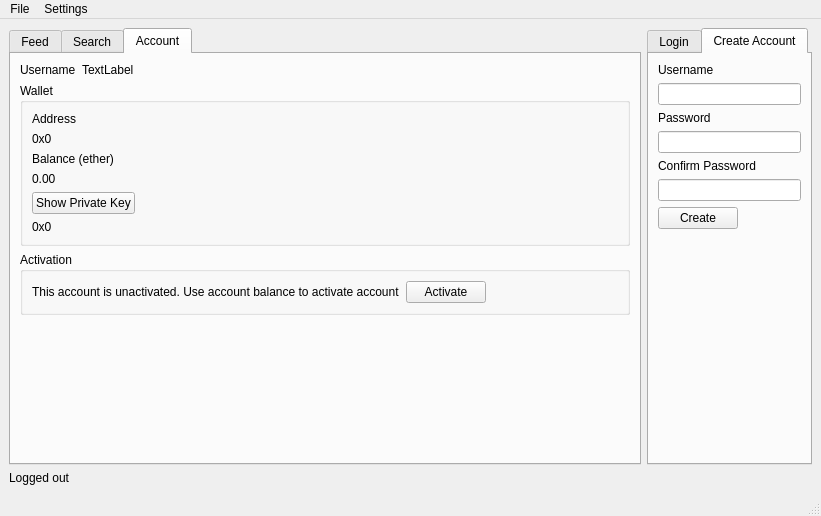
aaronkopplin/Metallic, file gui.ui: the form before one commit.
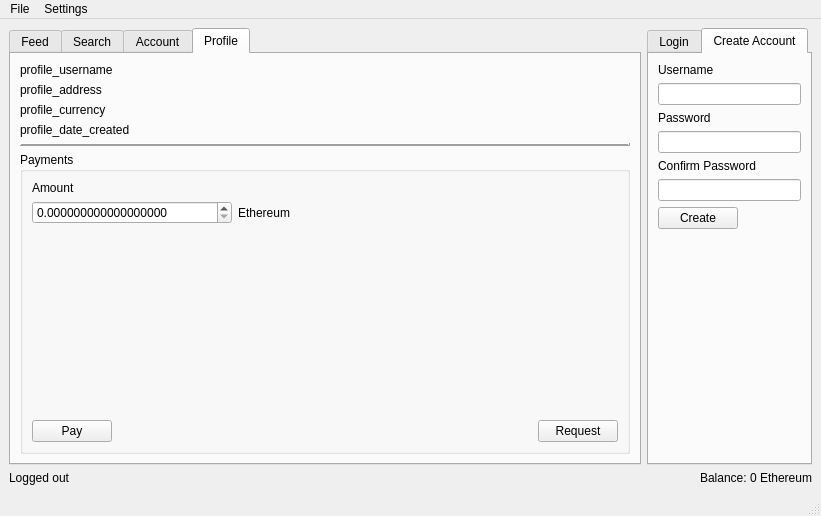
The form after the commit. The open tabs and pages were chosen to show the change. Icons and pictures are not drawn.

Diff of the .ui file:
```diff
--- a/gui.ui
+++ b/gui.ui
@@ -32,11 +32,17 @@
         <property name="currentIndex">
          <number>1</number>
         </property>
-        <widget class="QWidget" name="tab">
+        <property name="tabsClosable">
+         <bool>false</bool>
+        </property>
+        <property name="movable">
+         <bool>false</bool>
+        </property>
+        <widget class="QWidget" name="feed_tab">
          <attribute name="title">
           <string>Feed</string>
          </attribute>
-         <layout class="QVBoxLayout" name="verticalLayout_8">
+         <layout class="QVBoxLayout" name="verticalLayout">
           <item>
            <widget class="QScrollArea" name="feed_scroll_area">
             <property name="widgetResizable">
@@ -234,14 +240,14 @@
                <item>
                 <widget class="QLabel" name="label_11">
                  <property name="text">
-                  <string>Balance (ether)</string>
+                  <string>Balance</string>
                  </property>
                 </widget>
                </item>
                <item>
                 <widget class="QLabel" name="balance_label">
                  <property name="text">
-                  <string>0.00</string>
+                  <string>0.00 Ethereum</string>
                  </property>
                  <property name="textInteractionFlags">
                   <set>Qt::LinksAccessibleByMouse|Qt::TextSelectableByMouse</set>
@@ -340,6 +346,174 @@
           </item>
          </layout>
         </widget>
+        <widget class="QWidget" name="profile_tab">
+         <attribute name="title">
+          <string>Profile</string>
+         </attribute>
+         <layout class="QVBoxLayout" name="verticalLayout_8">
+          <item>
+           <widget class="QLabel" name="profile_username">
+            <property name="text">
+             <string>profile_username</string>
+            </property>
+           </widget>
+          </item>
+          <item>
+           <widget class="QLabel" name="profile_address">
+            <property name="text">
+             <string>profile_address</string>
+            </property>
+           </widget>
+          </item>
+          <item>
+           <widget class="QLabel" name="profile_currency">
+            <property name="text">
+             <string>profile_currency</string>
+            </property>
+           </widget>
+          </item>
+          <item>
+           <widget class="QLabel" name="profile_date_created">
+            <property name="text">
+             <string>profile_date_created</string>
+            </property>
+           </widget>
+          </item>
+          <item>
+           <widget class="Line" name="line">
+            <property name="sizePolicy">
+             <sizepolicy hsizetype="Minimum" vsizetype="Maximum">
+              <horstretch>0</horstretch>
+              <verstretch>0</verstretch>
+             </sizepolicy>
+            </property>
+            <property name="minimumSize">
+             <size>
+              <width>0</width>
+              <height>0</height>
+             </size>
+            </property>
+            <property name="frameShadow">
+             <enum>QFrame::Raised</enum>
+            </property>
+            <property name="lineWidth">
+             <number>2</number>
+            </property>
+            <property name="orientation">
+             <enum>Qt::Horizontal</enum>
+            </property>
+           </widget>
+          </item>
+          <item>
+           <widget class="QGroupBox" name="groupBox_2">
+            <property name="title">
+             <string>Payments</string>
+            </property>
+            <layout class="QVBoxLayout" name="verticalLayout_16">
+             <item>
+              <widget class="QLabel" name="label_14">
+               <property name="text">
+                <string>Amount</string>
+               </property>
+              </widget>
+             </item>
+             <item>
+              <layout class="QHBoxLayout" name="horizontalLayout_7">
+               <item>
+                <widget class="QDoubleSpinBox" name="payments_amount">
+                 <property name="sizePolicy">
+                  <sizepolicy hsizetype="Fixed" vsizetype="Fixed">
+                   <horstretch>0</horstretch>
+                   <verstretch>0</verstretch>
+                  </sizepolicy>
+                 </property>
+                 <property name="minimumSize">
+                  <size>
+                   <width>200</width>
+                   <height>0</height>
+                  </size>
+                 </property>
+                 <property name="decimals">
+                  <number>18</number>
+                 </property>
+                 <property name="singleStep">
+                  <double>0.000001000000000</double>
+                 </property>
+                </widget>
+               </item>
+               <item>
+                <widget class="QLabel" name="label_8">
+                 <property name="text">
+                  <string>Ethereum</string>
+                 </property>
+                </widget>
+               </item>
+              </layout>
+             </item>
+             <item>
+              <spacer name="verticalSpacer">
+               <property name="orientation">
+                <enum>Qt::Vertical</enum>
+               </property>
+               <property name="sizeHint" stdset="0">
+                <size>
+                 <width>20</width>
+                 <height>40</height>
+                </size>
+               </property>
+              </spacer>
+             </item>
+             <item>
+              <layout class="QHBoxLayout" name="horizontalLayout_5">
+               <property name="sizeConstraint">
+                <enum>QLayout::SetMinimumSize</enum>
+               </property>
+               <item>
+                <widget class="QPushButton" name="profiile_pay_button">
+                 <property name="sizePolicy">
+                  <sizepolicy hsizetype="Fixed" vsizetype="Fixed">
+                   <horstretch>0</horstretch>
+                   <verstretch>0</verstretch>
+                  </sizepolicy>
+                 </property>
+                 <property name="text">
+                  <string>Pay</string>
+                 </property>
+                </widget>
+               </item>
+               <item>
+                <spacer name="horizontalSpacer_2">
+                 <property name="orientation">
+                  <enum>Qt::Horizontal</enum>
+                 </property>
+                 <property name="sizeHint" stdset="0">
+                  <size>
+                   <width>40</width>
+                   <height>20</height>
+                  </size>
+                 </property>
+                </spacer>
+               </item>
+               <item>
+                <widget class="QPushButton" name="profile_request_button">
+                 <property name="sizePolicy">
+                  <sizepolicy hsizetype="Fixed" vsizetype="Fixed">
+                   <horstretch>0</horstretch>
+                   <verstretch>0</verstretch>
+                  </sizepolicy>
+                 </property>
+                 <property name="text">
+                  <string>Request</string>
+                 </property>
+                </widget>
+               </item>
+              </layout>
+             </item>
+            </layout>
+           </widget>
+          </item>
+         </layout>
+        </widget>
        </widget>
       </item>
       <item>
@@ -572,11 +746,31 @@
      </layout>
     </item>
     <item>
-     <widget class="QLabel" name="status">
-      <property name="text">
-       <string>Logged out</string>
+     <layout class="QHBoxLayout" name="horizontalLayout_6">
+      <property name="topMargin">
+       <number>0</number>
       </property>
-     </widget>
+      <item>
+       <widget class="QLabel" name="status">
+        <property name="text">
+         <string>Logged out</string>
+        </property>
+       </widget>
+      </item>
+      <item>
+       <widget class="QLabel" name="status_balance_label">
+        <property name="sizePolicy">
+         <sizepolicy hsizetype="Fixed" vsizetype="Preferred">
+          <horstretch>0</horstretch>
+          <verstretch>0</verstretch>
+         </sizepolicy>
+        </property>
+        <property name="text">
+         <string>Balance: 0 Ethereum</string>
+        </property>
+       </widget>
+      </item>
+     </layout>
     </item>
    </layout>
   </widget>
```
Left out of the diff: 57 changed lines with no effect on the pictures.
